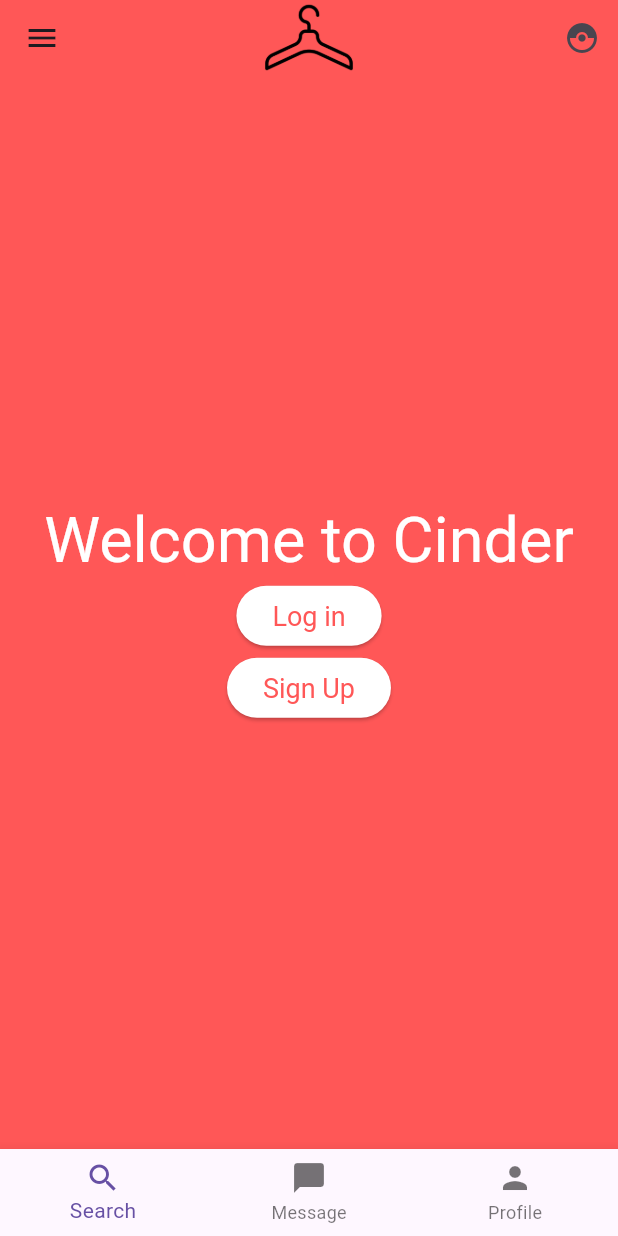
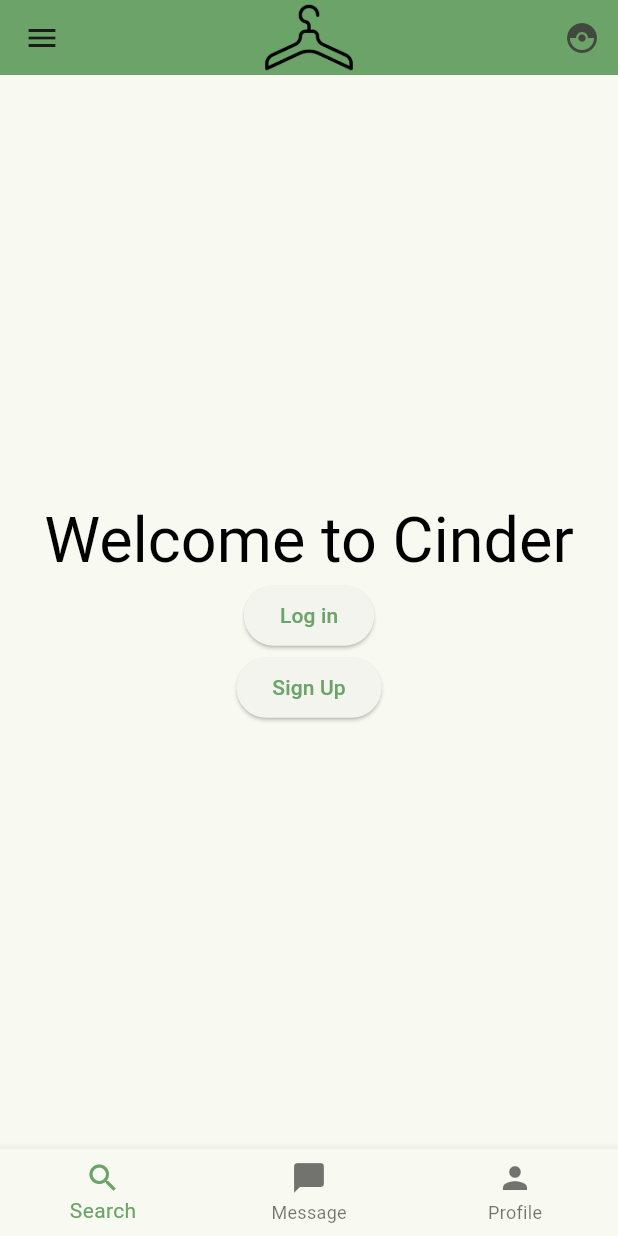
Before and after one commit to Fiversity-1/StyleSwap, a Flutter app: the screen it shows after launch, on a phone screen of 412 x 824 dp. Run offline on Flutter 3.47's test engine with Material 3 defaults, Android fonts, the phone set to English and light mode, and no system bars.

Commit message:
Changed theme

```diff
--- a/lib/main.dart
+++ b/lib/main.dart
@@ -14,17 +14,15 @@ class MyApp extends StatelessWidget {
   Widget build(BuildContext context) {
     return MaterialApp(
       theme: ThemeData(
+        useMaterial3: true,
+        colorScheme: ColorScheme.fromSeed(seedColor: const Color.fromARGB(255, 107, 163, 104),
+            dynamicSchemeVariant: DynamicSchemeVariant.fidelity,
+        primary: const Color.fromARGB(255, 107, 163, 104)),
+        brightness: Brightness.light,
         textTheme: const TextTheme(
           headlineLarge: TextStyle(
             fontSize: 42,
-            color: Colors.white,
-          ),
-        ),
-        elevatedButtonTheme: ElevatedButtonThemeData(
-          style: ElevatedButton.styleFrom(
-            foregroundColor: const Color.fromRGBO(255, 87, 87, 1),
-            backgroundColor: Colors.white,
-            textStyle: const TextStyle(fontSize: 18),
+            color: Colors.black,
           ),
         ),
       ),
--- a/lib/pages/startpage.dart
+++ b/lib/pages/startpage.dart
@@ -10,11 +10,10 @@ class StartPage extends StatelessWidget {
   @override
   Widget build(BuildContext context) {
     return Scaffold(
-      backgroundColor: const Color.fromRGBO(255, 87, 87, 1),
       bottomNavigationBar: const CustomBottomNavBar(),
-      appBar: PreferredSize(
-        preferredSize: const Size.fromHeight(50),
-        child: const CustomTopAppBar(),
+      appBar: const PreferredSize(
+        preferredSize: Size.fromHeight(50),
+        child: CustomTopAppBar(),
       ),
       body: Center(
         child: Column(
--- a/lib/widgets/custom_top_app_bar.dart
+++ b/lib/widgets/custom_top_app_bar.dart
@@ -6,7 +6,7 @@ class CustomTopAppBar extends StatelessWidget {
   @override
   Widget build(BuildContext context) {
     return AppBar(
-      backgroundColor: Color.fromRGBO(255, 87, 87, 1),
+      backgroundColor: Theme.of(context).primaryColor,
       title: Image.asset(
         'lib/images/hanger.png',
         height: 80,
```
